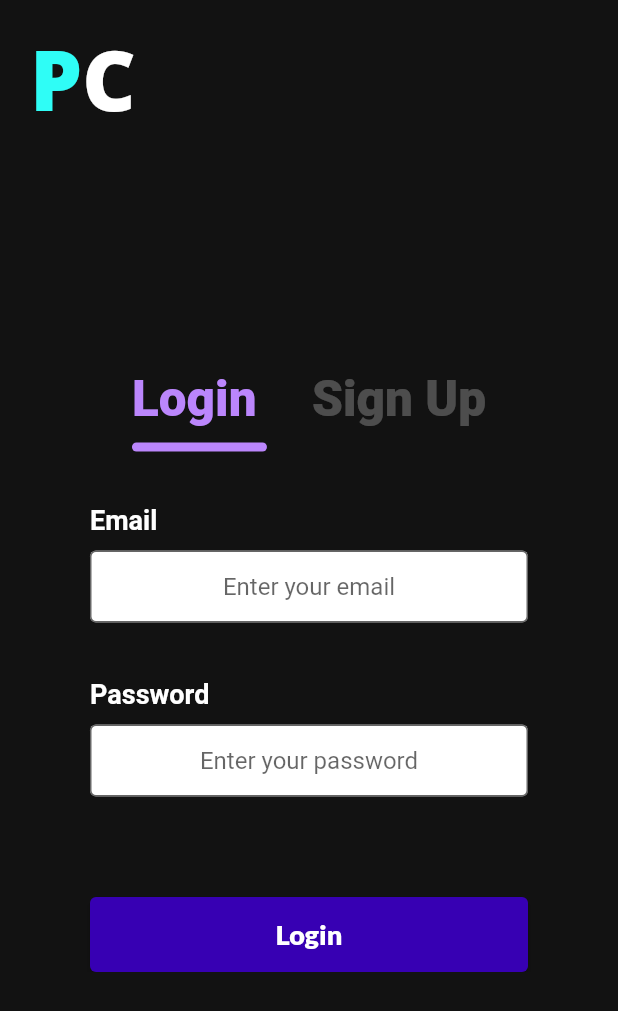
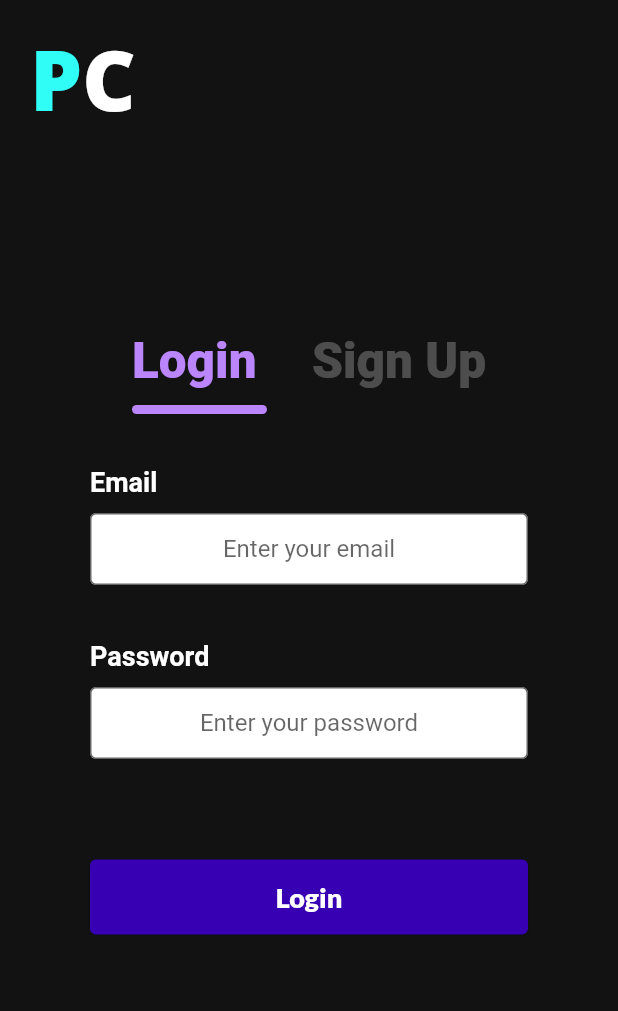
Before and after one commit to ProgRub/ProjetoSTI, a Flutter app: the screen it shows after launch, on a phone screen of 412 x 824 dp. Shown: the top 1011 px of the screen. Run offline on Flutter 3.47's test engine with Material 2 defaults, Android fonts, the phone set to English and light mode, and no system bars; our stand-ins replace device_preview, google_fonts; missing offline and left inert: bubble_chart.

Commit message:
Sem Padding no LoginScreen

```diff
--- a/projeto_sti/lib/screens/loginScreen.dart
+++ b/projeto_sti/lib/screens/loginScreen.dart
@@ -217,10 +217,8 @@ class _LoginScreenState extends State<LoginScreen> {
       body: Stack(
         children: [
           const AppLogo(),
-          Padding(
-            padding: const EdgeInsets.only(top: 50.0),
-            child: Column(
-              crossAxisAlignment: CrossAxisAlignment.start,
+          Column(
+            crossAxisAlignment: CrossAxisAlignment.center,
             mainAxisAlignment: MainAxisAlignment.center,
             children: [
               tabs,
@@ -233,7 +231,6 @@ class _LoginScreenState extends State<LoginScreen> {
                     : CrossFadeState.showSecond,
               ),
             ],
-            ),
           ),
         ],
       ),
```
Also changed, not shown: projeto_sti/lib/screens/chooseGenresScreen.dart (+13 -21 lines). Lines whose indentation alone changed are shown as unchanged.
